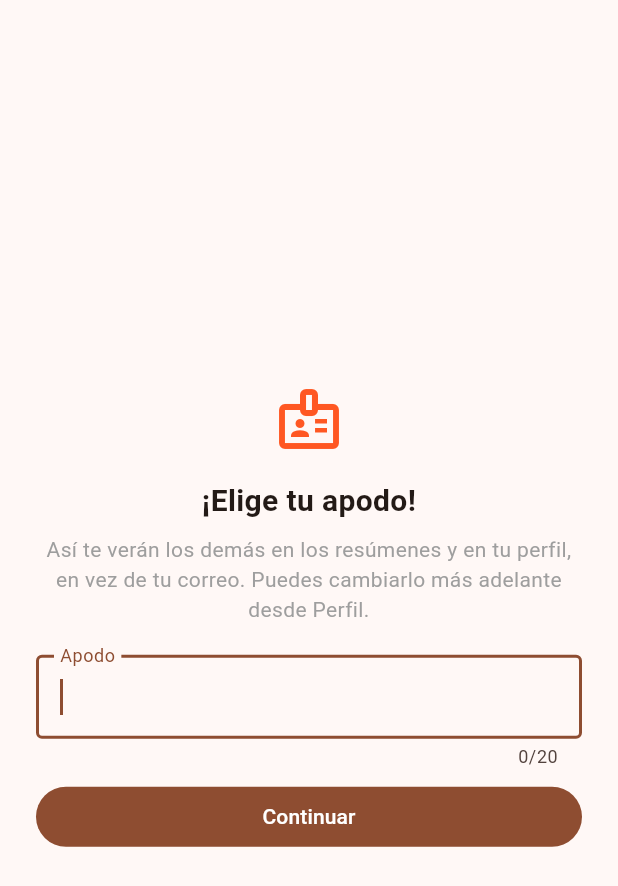
After one commit to Jaelm/hilectio, a Flutter app: the screen it shows once a user with an empty profile is signed in, on a phone screen of 412 x 824 dp. The commit adds this screen. Shown: the top 886 px of the screen. Run offline on Flutter 3.47's test engine with Material 3 defaults, Android fonts, the phone set to English and light mode, and no system bars; our stand-ins replace cloud_firestore, firebase_auth, firebase_core, flutter_local_notifications, share_plus, timezone; accounts and stored records are empty; network calls fail; Roboto replaces fonts that are missing (Helvetica Neue).

Commit message:
Versión 3.2 - Se añade descubrir y revisar perfil de usuario

```diff
--- a/lib/main.dart
+++ b/lib/main.dart
@@ -1,10 +1,12 @@
 import 'package:flutter/material.dart';
 import 'package:firebase_core/firebase_core.dart';
 import 'package:firebase_auth/firebase_auth.dart';
+import 'package:cloud_firestore/cloud_firestore.dart';
 import 'firebase_options.dart';
 import 'screens/login_screen.dart';
 import 'screens/home_shell.dart';
 import 'screens/verify_email_screen.dart';
+import 'screens/elegir_apodo_screen.dart';
 import 'services/notification_service.dart';
 
 void main() async {
@@ -57,7 +59,24 @@ class AuthGate extends StatelessWidget {
         if (!user.emailVerified) {
           return const VerifyEmailScreen();
         }
-        return const HomeShell();
+        return StreamBuilder<DocumentSnapshot<Map<String, dynamic>>>(
+          stream: FirebaseFirestore.instance
+              .collection('usuarios')
+              .doc(user.uid)
+              .snapshots(),
+          builder: (context, userDocSnap) {
+            if (userDocSnap.connectionState == ConnectionState.waiting) {
+              return const Scaffold(
+                body: Center(child: CircularProgressIndicator()),
+              );
+            }
+            final apodo = userDocSnap.data?.data()?['apodo'] as String?;
+            if (apodo == null || apodo.trim().isEmpty) {
+              return const ElegirApodoScreen();
+            }
+            return const HomeShell();
+          },
+        );
       },
     );
   }
--- /dev/null
+++ b/lib/screens/elegir_apodo_screen.dart
@@ -0,0 +1,96 @@
+import 'package:flutter/material.dart';
+import '../services/apodo_service.dart';
+
+/// Pantalla para elegir (o cambiar) el apodo con el que el usuario se
+/// identifica ante los demás, en vez de su correo. Se usa tanto como paso
+/// obligatorio la primera vez (ver AuthGate en main.dart) como desde el
+/// botón "Cambiar apodo" en Perfil.
+class ElegirApodoScreen extends StatefulWidget {
+  const ElegirApodoScreen({super.key});
+
+  @override
+  State<ElegirApodoScreen> createState() => _ElegirApodoScreenState();
+}
+
+class _ElegirApodoScreenState extends State<ElegirApodoScreen> {
+  final _ctrl = TextEditingController();
+  String? _error;
+  bool _guardando = false;
+
+  Future<void> _guardar() async {
+    if (_ctrl.text.trim().isEmpty) return;
+    setState(() {
+      _guardando = true;
+      _error = null;
+    });
+    try {
+      await ApodoService().elegirApodo(_ctrl.text);
+      // No hace falta navegar manualmente: si esta pantalla se abrió desde el
+      // AuthGate, el stream del documento de usuario avanza solo a HomeShell
+      // apenas detecta el apodo guardado. Si se abrió desde Perfil, la
+      // cerramos nosotros mismos.
+      if (mounted && Navigator.of(context).canPop()) {
+        Navigator.of(context).pop();
+      }
+    } catch (e) {
+      setState(() {
+        _error = e.toString().replaceFirst('Exception: ', '');
+        _guardando = false;
+      });
+    }
+  }
+
+  @override
+  Widget build(BuildContext context) {
+    return Scaffold(
+      body: SafeArea(
+        child: Padding(
+          padding: const EdgeInsets.all(24),
+          child: Column(
+            mainAxisAlignment: MainAxisAlignment.center,
+            crossAxisAlignment: CrossAxisAlignment.stretch,
+            children: [
+              const Icon(Icons.badge_outlined, size: 48, color: Colors.deepOrange),
+              const SizedBox(height: 16),
+              const Text(
+                '¡Elige tu apodo!',
+                textAlign: TextAlign.center,
+                style: TextStyle(fontSize: 20, fontWeight: FontWeight.bold),
+              ),
+              const SizedBox(height: 8),
+              const Text(
+                'Así te verán los demás en los resúmenes y en tu perfil, en vez de tu correo. '
+                'Puedes cambiarlo más adelante desde Perfil.',
+                textAlign: TextAlign.center,
+                style: TextStyle(color: Colors.grey),
+              ),
+              const SizedBox(height: 20),
+              TextField(
+                controller: _ctrl,
+                maxLength: 20,
+                autofocus: true,
+                onSubmitted: (_) => _guardar(),
+                decoration: InputDecoration(
+                  labelText: 'Apodo',
+                  errorText: _error,
+                  border: const OutlineInputBorder(),
+                ),
+              ),
+              const SizedBox(height: 8),
+              FilledButton(
+                onPressed: _guardando ? null : _guardar,
+                child: _guardando
+                    ? const SizedBox(
+                        width: 20,
+                        height: 20,
+                        child: CircularProgressIndicator(strokeWidth: 2),
+                      )
+                    : const Text('Continuar'),
+              ),
+            ],
+          ),
+        ),
+      ),
+    );
+  }
+}
--- a/lib/screens/home_shell.dart
+++ b/lib/screens/home_shell.dart
@@ -2,6 +2,7 @@ import 'package:flutter/material.dart';
 import 'biblioteca_screen.dart';
 import 'perfil_screen.dart';
 import 'cofres_screen.dart';
+import 'descubrir_screen.dart';
 
 class HomeShell extends StatefulWidget {
   const HomeShell({super.key});
@@ -15,7 +16,7 @@ class _HomeShellState extends State<HomeShell> {
 
   static const _screens = [
     BibliotecaScreen(),
-    Center(child: Text('Descubrir')),
+    DescubrirScreen(),
     CofresScreen(),
     PerfilScreen(),
   ];
--- /dev/null
+++ b/lib/services/apodo_service.dart
@@ -0,0 +1,52 @@
+import 'package:cloud_firestore/cloud_firestore.dart';
+import 'package:firebase_auth/firebase_auth.dart';
+
+/// Normaliza el apodo para usarlo como clave de unicidad (minúsculas, sin
+/// espacios de más). Esta clave es el ID del documento en la colección
+/// 'apodos', que funciona como "reserva" para que dos usuarios no puedan
+/// tener el mismo apodo (incluyendo variaciones de mayúsculas/minúsculas).
+String normalizarApodo(String apodo) => apodo.trim().toLowerCase();
+
+class ApodoService {
+  CollectionReference<Map<String, dynamic>> get _apodos =>
+      FirebaseFirestore.instance.collection('apodos');
+
+  /// Reserva [apodo] para el usuario actual y lo guarda en su documento de
+  /// usuario. Si el usuario ya tenía un apodo anterior, libera esa reserva
+  /// vieja en la misma transacción. Lanza una [Exception] (con mensaje listo
+  /// para mostrar) si el apodo no es válido o ya está en uso por otra cuenta.
+  Future<void> elegirApodo(String apodo) async {
+    final texto = apodo.trim();
+    if (texto.length < 3 || texto.length > 20) {
+      throw Exception('El apodo debe tener entre 3 y 20 caracteres.');
+    }
+    if (!RegExp(r'^[a-zA-Z0-9áéíóúÁÉÍÓÚñÑ_]+$').hasMatch(texto)) {
+      throw Exception('El apodo solo puede tener letras, números y guión bajo (sin espacios).');
+    }
+
+    final user = FirebaseAuth.instance.currentUser!;
+    final clave = normalizarApodo(texto);
+    final usuarioRef = FirebaseFirestore.instance.collection('usuarios').doc(user.uid);
+
+    await FirebaseFirestore.instance.runTransaction((tx) async {
+      final claveRef = _apodos.doc(clave);
+      final claveSnap = await tx.get(claveRef);
+      if (claveSnap.exists && claveSnap.data()?['uid'] != user.uid) {
+        throw Exception('Ese apodo ya está en uso. Prueba con otro.');
+      }
+
+      final usuarioSnap = await tx.get(usuarioRef);
+      final apodoAnterior = usuarioSnap.data()?['apodoClave'] as String?;
+
+      if (apodoAnterior != null && apodoAnterior != clave) {
+        tx.delete(_apodos.doc(apodoAnterior));
+      }
+
+      tx.set(claveRef, {'uid': user.uid});
+      tx.set(usuarioRef, {
+        'apodo': texto,
+        'apodoClave': clave,
+      }, SetOptions(merge: true));
+    });
+  }
+}
--- a/lib/services/resumenes_service.dart
+++ b/lib/services/resumenes_service.dart
@@ -85,8 +85,13 @@ class ResumenesService {
 
     final sospechoso = contienePalabraProhibida(texto);
 
+    final usuarioSnap =
+        await FirebaseFirestore.instance.collection('usuarios').doc(user.uid).get();
+    final apodoAutor = usuarioSnap.data()?['apodo'] as String? ?? 'Usuario';
+
     await resumenRef.set({
       'uid': user.uid,
+      'apodoAutor': apodoAutor,
       'tituloObra': tituloObra.trim(),
       'capitulo': capitulo.trim(),
       'texto': texto.trim(),
```
Also changed, not shown: lib/screens/descubrir_screen.dart (added, +205 -0 lines), lib/screens/perfil_publico_screen.dart (added, +133 -0 lines), lib/screens/perfil_screen.dart (+53 -2 lines), lib/screens/resumenes_screen.dart (+33 -0 lines).
